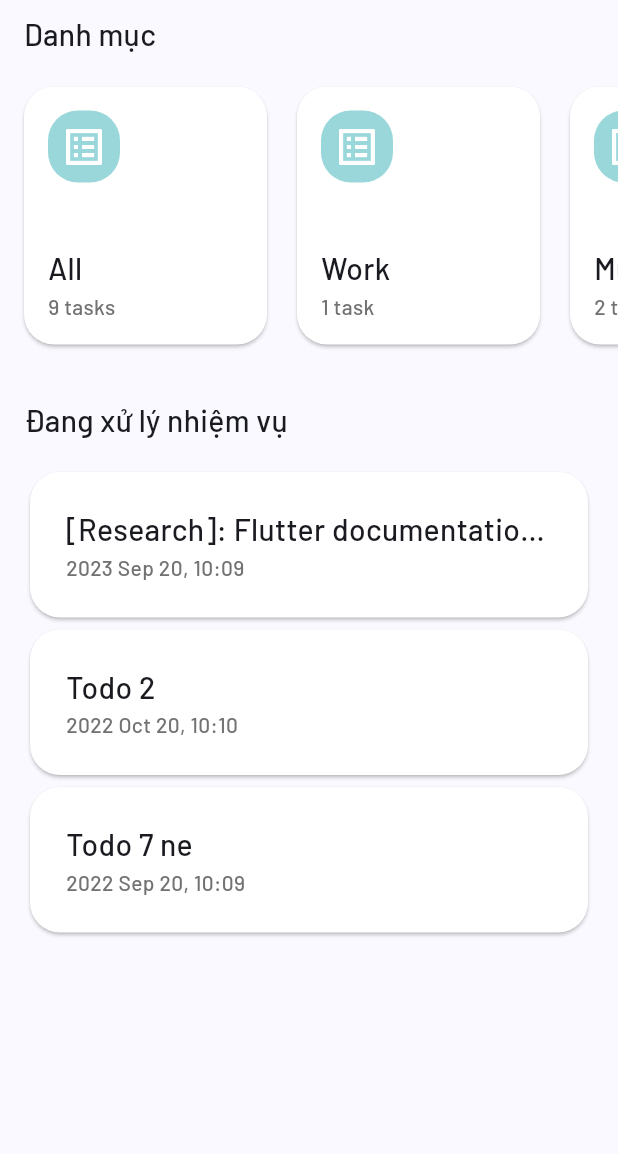
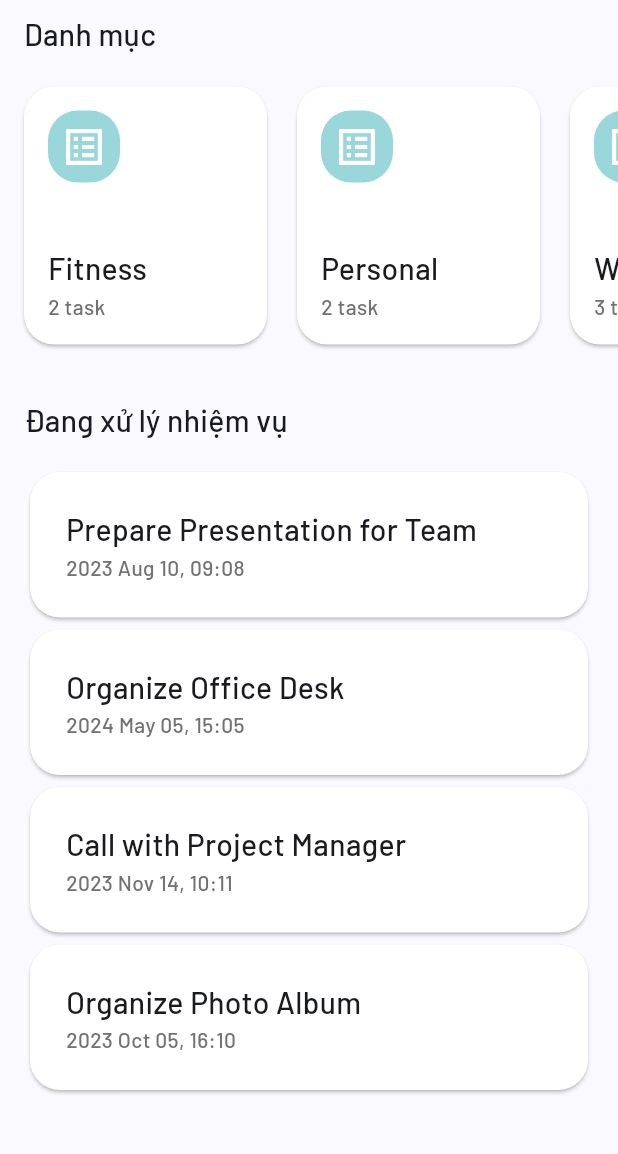
Before and after one commit to tuyen1204/ziichat_todo, a Flutter app: the HomeScreen screen opened directly, on a phone screen of 412 x 824 dp, the part 71-1225 px from its top. Run offline on Flutter 3.47's test engine with Material 3 defaults, Android fonts, the phone set to English and light mode, and no system bars; our stand-ins replace infinite_scroll_pagination.

Commit message:
[feat: Update handle data todo in folder

```diff
--- a/ziichat_todo/lib/data/folder_data.dart
+++ b/ziichat_todo/lib/data/folder_data.dart
@@ -2,71 +2,167 @@ import 'package:ziichat_todo/screens/folder/folder_item.dart';
 
 List<TodoItemData> dataFolder = [
   TodoItemData(
-    idTodo: "todo-4",
-    title: "C Todo 4",
-    category: "All",
-    createdTime: "2024-09-20 10:27:21.240752",
-    isDefault: true,
+    idTodo: "todo-8",
+    title: "D Todo 8",
+    category: "Fitness",
+    createdTime: "2025-01-21 12:15:00",
+    status: ItemStatus.todo,
+  ),
+  TodoItemData(
+    idTodo: "todo-9",
+    title: "Grocery Shopping",
+    category: "Personal",
+    createdTime: "2024-11-15 18:30:00",
+    status: ItemStatus.pending,
+  ),
+  TodoItemData(
+    idTodo: "todo-10",
+    title: "Prepare Presentation for Team",
+    category: "Work",
+    createdTime: "2023-08-10 09:45:00",
+    status: ItemStatus.progressing,
+    note: "Focus on Q3 analytics",
+  ),
+  TodoItemData(
+    idTodo: "todo-11",
+    title: "Plan Family Trip",
+    category: "Travel",
+    createdTime: "2023-06-22 14:10:00",
     status: ItemStatus.done,
   ),
   TodoItemData(
-    idTodo: "todo-1",
-    title:
-        "[Research]: Flutter documentation - Assets, Navigation, Routing (cnt)",
-    category: "Work",
-    createdTime: "2023-09-20 10:27:21.240752",
-    status: ItemStatus.progressing,
-    note: "Lorem ipsum dolor sit amet, consectet",
+    idTodo: "todo-12",
+    title: "Read Flutter State Management Guide",
+    category: "Learning",
+    createdTime: "2024-03-04 08:00:00",
+    status: ItemStatus.todo,
   ),
   TodoItemData(
-    idTodo: "todo-2",
-    title: "Todo 2",
-    category: "Music",
-    createdTime: "2022-10-20 10:27:21.240752",
+    idTodo: "todo-13",
+    title: "Attend Online Workshop",
+    category: "Learning",
+    createdTime: "2023-12-01 11:20:00",
+    status: ItemStatus.pending,
+  ),
+  TodoItemData(
+    idTodo: "todo-14",
+    title: "Clean the Garage",
+    category: "Personal",
+    createdTime: "2025-01-10 16:50:00",
+    status: ItemStatus.todo,
+  ),
+  TodoItemData(
+    idTodo: "todo-15",
+    title: "Organize Office Desk",
+    category: "Work",
+    createdTime: "2024-05-05 15:30:00",
     status: ItemStatus.progressing,
   ),
   TodoItemData(
-    idTodo: "todo-3",
-    title: "A Todo 3",
-    category: "Music",
-    createdTime: "2022-09-20 10:27:21.240752",
+    idTodo: "todo-16",
+    title: "Meditation Practice",
+    category: "Fitness",
+    createdTime: "2024-07-30 06:30:00",
+    status: ItemStatus.done,
+  ),
+  TodoItemData(
+    idTodo: "todo-17",
+    title: "Learn Advanced Dart Techniques",
+    category: "Code",
+    createdTime: "2023-11-12 20:15:00",
+    note: "Check null safety concepts",
     status: ItemStatus.todo,
   ),
   TodoItemData(
-    idTodo: "todo-5",
-    title: "A Todo 5",
-    category: "Travel",
-    createdTime: "2024-09-20 10:27:21.240752",
+    idTodo: "todo-18",
+    title: "Review Budget for January",
+    category: "Finance",
+    createdTime: "2025-01-05 17:00:00",
+    status: ItemStatus.pending,
+  ),
+  TodoItemData(
+    idTodo: "todo-19",
+    title: "Book Dentist Appointment",
+    category: "Health",
+    createdTime: "2023-09-25 13:30:00",
+    status: ItemStatus.todo,
+  ),
+  TodoItemData(
+    idTodo: "todo-20",
+    title: "Weekly Team Meeting",
+    category: "Work",
+    createdTime: "2023-10-01 09:00:00",
     status: ItemStatus.done,
   ),
   TodoItemData(
-    idTodo: "travel-2",
-    title: "Travel 2",
-    category: "Travel",
-    createdTime: "2022-09-20 10:27:21.240752",
+    idTodo: "todo-21",
+    title: "Call with Project Manager",
+    createdTime: "2023-11-14 10:30:00",
+    category: "Other",
+    status: ItemStatus.progressing,
+  ),
+  TodoItemData(
+    idTodo: "todo-22",
+    title: "Submit Tax Documents",
+    createdTime: "2024-04-10 14:45:00",
+    category: "Other",
     status: ItemStatus.pending,
   ),
   TodoItemData(
-    idTodo: "travel-3",
-    title: "Travel 3",
-    category: "Travel",
-    createdTime: "2022-09-20 10:27:21.240752",
+    idTodo: "todo-23",
+    title: "Fix UI Bugs in App",
+    createdTime: "2023-06-18 21:00:00",
+    status: ItemStatus.todo,
+    category: "Other",
+    note: "Check layout issues on smaller devices",
+  ),
+  TodoItemData(
+    idTodo: "todo-24",
+    title: "Watch Flutter Live Event",
+    createdTime: "2023-12-07 19:30:00",
+    category: "Other",
     status: ItemStatus.done,
   ),
   TodoItemData(
-    idTodo: "todo-6",
-    title: "B Todo 6 ne",
-    category: "Code",
-    createdTime: "2022-09-20 10:27:21.240752",
-    note: "Note 1234567",
+    idTodo: "todo-25",
+    title: "Prepare Dinner for Guests",
+    createdTime: "2024-08-15 17:45:00",
+    category: "Other",
     status: ItemStatus.todo,
   ),
   TodoItemData(
-    idTodo: "todo-7",
-    title: "Todo 7 ne",
-    category: "Code",
-    createdTime: "2022-09-20 10:27:21.240752",
-    note: "Note 1234567",
+    idTodo: "todo-26",
+    title: "Water the Garden",
+    createdTime: "2023-09-28 07:00:00",
+    category: "Other",
+    status: ItemStatus.done,
+  ),
+  TodoItemData(
+    idTodo: "todo-27",
+    title: "Update Resume",
+    createdTime: "2024-02-03 10:00:00",
+    category: "Other",
+    status: ItemStatus.todo,
+  ),
+  TodoItemData(
+    idTodo: "todo-28",
+    title: "Organize Photo Album",
+    createdTime: "2023-10-05 16:00:00",
+    category: "Other",
     status: ItemStatus.progressing,
   ),
+  TodoItemData(
+    idTodo: "todo-29",
+    title: "Plan Weekend Hike",
+    createdTime: "2024-09-14 08:20:00",
+    category: "Other",
+    status: ItemStatus.pending,
+  ),
+  TodoItemData(
+    idTodo: "todo-30",
+    title: "Research Investment Options",
+    createdTime: "2023-11-23 15:35:00",
+    category: "Other",
+    status: ItemStatus.todo,
+  ),
 ];
--- a/ziichat_todo/lib/screens/bottom_sheet/bottom_sheet_create_todo_item.dart
+++ b/ziichat_todo/lib/screens/bottom_sheet/bottom_sheet_create_todo_item.dart
@@ -32,9 +32,9 @@ class _BottomSheetCreateTodoItemState extends State<BottomSheetCreateTodoItem> {
   late String? categoryTodo;
 
   String? selectedCategory;
-  TextEditingController choiceCategory = TextEditingController();
 
-  late String? categorySelected = categoryTodo;
+  late String? categorySelected =
+      categoryTodo == "All" ? "Other" : categoryTodo;
   late String? statusSelected = "To Do";
 
   late AppLocalizations localizations = AppLocalizations.of(context)!;
@@ -44,7 +44,6 @@ class _BottomSheetCreateTodoItemState extends State<BottomSheetCreateTodoItem> {
     super.initState();
     categoryTodo = widget.showCurrentCategory;
     selectedCategory = categoryTodo;
-    choiceCategory.text = selectedCategory!;
 
     WidgetsBinding.instance.addPostFrameCallback((_) {
       setState(() {
--- a/ziichat_todo/lib/screens/home/home_screen.dart
+++ b/ziichat_todo/lib/screens/home/home_screen.dart
@@ -49,6 +49,12 @@ class _HomeScreenState extends State<HomeScreen> {
     final localizations = AppLocalizations.of(context)!;
     late final currentLocale = Localizations.localeOf(context);
 
+    // folders.sort((a, b) {
+    //   if (a == "All") return -1;
+    //   if (b == "All") return 1;
+    //   return a.compareTo(b);
+    // });
+
     return Scaffold(
       appBar: AppBar(
         automaticallyImplyLeading: false,
@@ -98,8 +104,22 @@ class _HomeScreenState extends State<HomeScreen> {
                   height: 180,
                   child: ListView.builder(
                     scrollDirection: Axis.horizontal,
-                    itemCount: folders.length,
+                    itemCount: folders.length + 1,
                     itemBuilder: (context, index) {
+                      if (index == folders.length) {
+                        final allItems = dataFolder
+                            .where((item) => item.category.isEmpty)
+                            .toList();
+                        final taskCount = allItems.length;
+                        return isLoading
+                            ? ShimmerLoading(
+                                isLoading: isLoading,
+                                child: _innerFolderItem(context, index, "All",
+                                    taskCount, totalTask, folders),
+                              )
+                            : _innerFolderItem(context, index, "All", taskCount,
+                                totalTask, folders);
+                      } else {
                         final category = folders[index];
                         final taskCount = dataFolder
                             .where((item) => item.category == category)
@@ -107,10 +127,12 @@ class _HomeScreenState extends State<HomeScreen> {
                         return isLoading
                             ? ShimmerLoading(
                                 isLoading: isLoading,
-                              child: _innerFolderItem(context, index, category,
-                                  taskCount, totalTask, folders))
+                                child: _innerFolderItem(context, index,
+                                    category, taskCount, totalTask, folders),
+                              )
                             : _innerFolderItem(context, index, category,
                                 taskCount, totalTask, folders);
+                      }
                     },
                   ),
                 ),
@@ -145,91 +167,6 @@ class _HomeScreenState extends State<HomeScreen> {
     );
   }
 
-  Widget _innerFolderItem(BuildContext context, int index, String category,
-      int taskCount, int totalTask, List<String> folders) {
-    return _folderItem(context,
-        index: index,
-        category: category,
-        taskCount: taskCount,
-        totalTaskCount: totalTask,
-        length: folders.length);
-  }
-
-  SizedBox _innerTodoItem(BuildContext context, int index, String currentLocale,
-      Iterable<TodoItemData> processingFolders) {
-    return _todoItem(context,
-        index: index,
-        idTodo: processingFolders.elementAt(index).idTodo,
-        nameTodo: processingFolders.elementAt(index).title,
-        date: processingFolders.elementAt(index).createdTime,
-        status: processingFolders.elementAt(index).status,
-        category: processingFolders.elementAt(index).category,
-        currentLocale: currentLocale);
-  }
-
-  SizedBox _todoItem(BuildContext context,
-      {required int index,
-      required String idTodo,
-      required String nameTodo,
-      required String date,
-      required ItemStatus status,
-      required String category,
-      String? currentLocale}) {
-    return SizedBox(
-      child: Padding(
-        padding: const EdgeInsets.symmetric(horizontal: defaultPadding),
-        child: Card(
-          elevation: 1,
-          color: Colors.white,
-          clipBehavior: Clip.hardEdge,
-          shape: RoundedRectangleBorder(
-            borderRadius: BorderRadius.circular(20),
-          ),
-          child: InkWell(
-            onTap: () => {
-              Navigator.push(
-                context,
-                MaterialPageRoute(
-                  builder: (context) {
-                    return TodoDetailScreen(
-                        idTodo: idTodo,
-                        initStatus: status,
-                        initCategory: category,
-                        onLanguageChanged: (locale) {
-                          currentLocale.toString();
-                        });
-                  },
-                ),
-              ),
-            },
-            child: Padding(
-              padding: const EdgeInsets.all(24),
-              child: Column(
-                crossAxisAlignment: CrossAxisAlignment.start,
-                children: [
-                  Text(
-                    nameTodo,
-                    maxLines: 1,
-                    overflow: TextOverflow.ellipsis,
-                    style: TextStyle(fontSize: 20, fontWeight: FontWeight.w500),
-                  ),
-                  Text(
-                    DateFormat('yyyy MMM dd, HH:MM')
-                        .format(DateTime.parse(date)),
-                    style: TextStyle(
-                        fontSize: 14,
-                        fontWeight: FontWeight.w500,
-                        color: Color(0xff727272)),
-                  ),
-                ],
-              ),
-            ),
-          ),
-        ),
-      ),
-    );
-  }
-
   Widget _folderItem(BuildContext context,
       {required int index,
       required String category,
@@ -239,7 +176,7 @@ class _HomeScreenState extends State<HomeScreen> {
     return Padding(
       padding: EdgeInsets.only(
         left: 12,
-        right: index == length - 1 ? 12 : 0,
+        right: index == length ? 12 : 0,
       ),
       child: ConstrainedBox(
         constraints: BoxConstraints(
@@ -310,4 +247,89 @@ class _HomeScreenState extends State<HomeScreen> {
       ),
     );
   }
+
+  Widget _innerFolderItem(BuildContext context, int index, String category,
+      int taskCount, int totalTask, List<String> folders) {
+    return _folderItem(context,
+        index: index,
+        category: category,
+        taskCount: taskCount,
+        totalTaskCount: totalTask,
+        length: folders.length);
   }
+
+  SizedBox _todoItem(BuildContext context,
+      {required int index,
+      required String idTodo,
+      required String nameTodo,
+      required String date,
+      required ItemStatus status,
+      required String category,
+      String? currentLocale}) {
+    return SizedBox(
+      child: Padding(
+        padding: const EdgeInsets.symmetric(horizontal: defaultPadding),
+        child: Card(
+          elevation: 1,
+          color: Colors.white,
+          clipBehavior: Clip.hardEdge,
+          shape: RoundedRectangleBorder(
+            borderRadius: BorderRadius.circular(20),
+          ),
+          child: InkWell(
+            onTap: () => {
+              Navigator.push(
+                context,
+                MaterialPageRoute(
+                  builder: (context) {
+                    return TodoDetailScreen(
+                        idTodo: idTodo,
+                        initStatus: status,
+                        initCategory: category,
+                        onLanguageChanged: (locale) {
+                          currentLocale.toString();
+                        });
+                  },
+                ),
+              ),
+            },
+            child: Padding(
+              padding: const EdgeInsets.all(24),
+              child: Column(
+                crossAxisAlignment: CrossAxisAlignment.start,
+                children: [
+                  Text(
+                    nameTodo,
+                    maxLines: 1,
+                    overflow: TextOverflow.ellipsis,
+                    style: TextStyle(fontSize: 20, fontWeight: FontWeight.w500),
+                  ),
+                  Text(
+                    DateFormat('yyyy MMM dd, HH:MM')
+                        .format(DateTime.parse(date)),
+                    style: TextStyle(
+                        fontSize: 14,
+                        fontWeight: FontWeight.w500,
+                        color: Color(0xff727272)),
+                  ),
+                ],
+              ),
+            ),
+          ),
+        ),
+      ),
+    );
+  }
+
+  SizedBox _innerTodoItem(BuildContext context, int index, String currentLocale,
+      Iterable<TodoItemData> processingFolders) {
+    return _todoItem(context,
+        index: index,
+        idTodo: processingFolders.elementAt(index).idTodo,
+        nameTodo: processingFolders.elementAt(index).title,
+        date: processingFolders.elementAt(index).createdTime,
+        status: processingFolders.elementAt(index).status,
+        category: processingFolders.elementAt(index).category,
+        currentLocale: currentLocale);
+  }
+}
```
Lines whose indentation alone changed are shown as unchanged.
